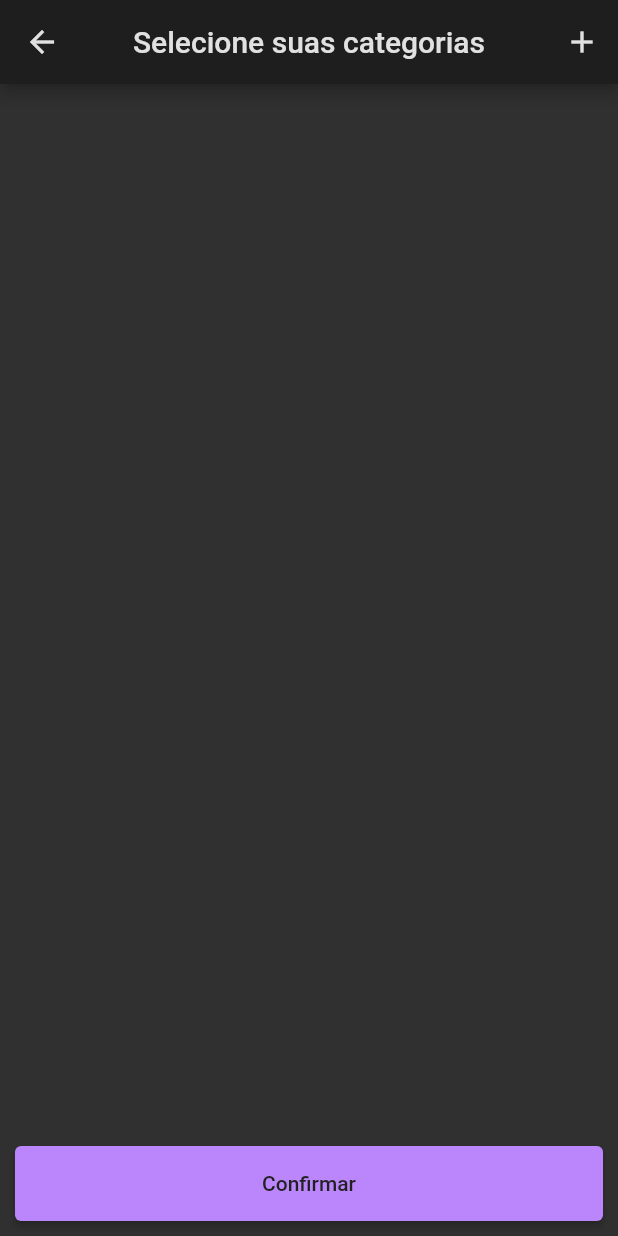
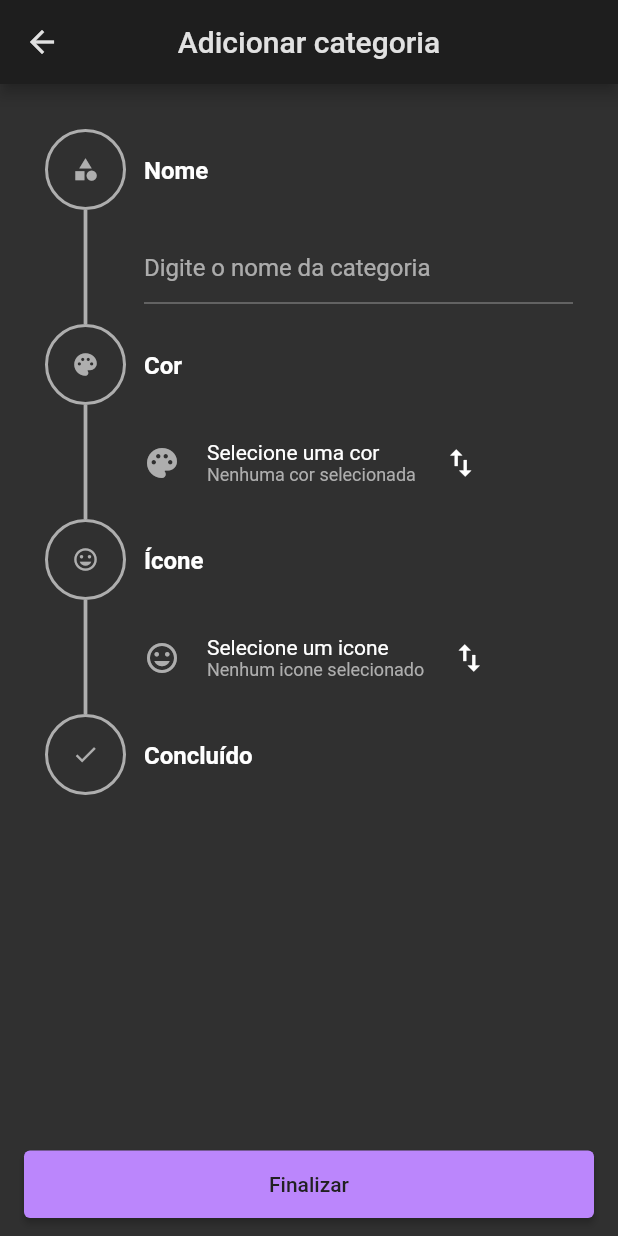
Before and after one commit to wRiqie/financial_control_app, a Flutter app: the SelectCategoriesPage screen opened by its route, after a tap on the "add" icon, on a phone screen of 412 x 824 dp. Run offline on Flutter 3.47's test engine with Material 2 defaults, Android fonts, the light colour scheme and no system bars; drawn by our look-alikes of timelines; our stand-ins replace expandable, flutter_colorpicker, get, get_storage, local_auth, permission_handler and 2 more; missing offline and left inert: encrypt; accounts and stored records are empty.

Commit message:
feat: starting addCategory

```diff
--- a/lib/app/core/values/languages/en_us.dart
+++ b/lib/app/core/values/languages/en_us.dart
@@ -43,7 +43,7 @@ final Map<String, String> enUs = {
   'cancel': 'Cancel',
   'addABill': 'Add a bill',
   'preferences': 'Preferences',
-  'changeBalance': 'Change the balance value for selected month',
+  'changeBalance': 'Set your balance for this month',
   'copyBills': 'Copy bills',
   'copyBillsToTheNextMonth': 'Copy bills to the next month',
   'registerABill': 'Register a Bill',
--- a/lib/app/core/values/languages/pt_br.dart
+++ b/lib/app/core/values/languages/pt_br.dart
@@ -43,7 +43,7 @@ final Map<String, String> ptBr = {
   'cancel': 'Cancelar',
   'addABill': 'Adicionar uma conta',
   'preferences': 'Preferencias',
-  'changeBalance': 'Escolha um saldo para o mês selecionado',
+  'changeBalance': 'Defina seu saldo para este mês',
   'copyBills': 'Copiar contas',
   'copyBillsToTheNextMonth': 'Copiar contas deste mês para o mês seguinte',
   'registerABill': 'Registrar conta',
--- /dev/null
+++ b/lib/app/data/models/add_category_step.dart
@@ -0,0 +1,15 @@
+import 'package:flutter/cupertino.dart';
+
+class AddCategoryStep {
+  final String title;
+  final Widget child;
+  final IconData indicatorIcon;
+  final bool Function() isDone;
+
+  AddCategoryStep({
+    required this.title,
+    required this.child,
+    required this.indicatorIcon,
+    required this.isDone,
+  });
+}
--- /dev/null
+++ b/lib/app/modules/add_category/add_category_binding.dart
@@ -0,0 +1,13 @@
+import 'package:financial_control_app/app/data/provider/database_provider.dart';
+import 'package:financial_control_app/app/data/repository/category_repository.dart';
+import 'package:get/get.dart';
+
+import 'add_category_controller.dart';
+
+class AddCategoryBinding implements Bindings {
+  @override
+  void dependencies() {
+    Get.lazyPut<AddCategoryController>(
+        () => AddCategoryController(CategoryRepository(DatabaseProvider.db)));
+  }
+}
--- /dev/null
+++ b/lib/app/modules/add_category/add_category_controller.dart
@@ -0,0 +1,135 @@
+import 'package:financial_control_app/app/data/models/add_category_step.dart';
+import 'package:financial_control_app/app/modules/add_category/widgets/selector_widget.dart';
+import 'package:flutter/material.dart';
+import 'package:flutter_colorpicker/flutter_colorpicker.dart';
+import 'package:get/get.dart';
+
+import '../../data/repository/category_repository.dart';
+
+class AddCategoryController extends GetxController {
+  final CategoryRepository repository;
+
+  bool nameIsFilled = false;
+
+  final nameController = TextEditingController();
+  Color? selectedColor;
+  IconData? selectedIcon;
+
+  List<AddCategoryStep> steps = [];
+
+  AddCategoryController(this.repository);
+
+  void loadSteps() {
+    steps.addAll([
+      AddCategoryStep(
+        title: 'Nome',
+        indicatorIcon: Icons.category,
+        child: TextField(
+          controller: nameController,
+          decoration:
+              const InputDecoration(hintText: 'Digite o nome da categoria'),
+        ),
+        isDone: () => nameController.text.trim().isNotEmpty,
+      ),
+      AddCategoryStep(
+        title: 'Cor',
+        indicatorIcon: Icons.palette,
+        child: SelectorWidget(
+          prefixWidget: Container(
+            width: 24,
+            height: 24,
+            child: selectedColor == null
+                ? Icon(
+                    Icons.palette,
+                    color: Get.theme.colorScheme.onBackground,
+                  )
+                : null,
+            decoration: BoxDecoration(
+                color: selectedColor, borderRadius: BorderRadius.circular(3)),
+          ),
+          title: 'Selecione uma cor',
+          subtitle: selectedColor != null
+              ? selectedColor.toString()
+              : 'Nenhuma cor selecionada',
+          onTap: () {
+            pickColor();
+          },
+        ),
+        isDone: () => selectedColor != null,
+      ),
+      AddCategoryStep(
+        title: 'Ícone',
+        indicatorIcon: Icons.insert_emoticon,
+        child: SelectorWidget(
+          prefixWidget: Icon(
+            Icons.insert_emoticon,
+            color: Get.theme.colorScheme.onBackground,
+          ),
+          title: 'Selecione um icone',
+          subtitle: selectedIcon != null
+              ? selectedIcon.toString()
+              : 'Nenhum icone selecionado',
+        ),
+        isDone: () => selectedIcon != null,
+      ),
+      AddCategoryStep(
+        title: 'Concluído',
+        indicatorIcon: Icons.done,
+        child: Container(),
+        isDone: () {
+          return false;
+        },
+      ),
+    ]);
+  }
+
+  void pickColor() {
+    Color? selectionColor;
+
+    showDialog(
+      context: Get.context!,
+      builder: (context) {
+        return AlertDialog(
+          title: const Text('Escolha uma cor'),
+          content: SingleChildScrollView(
+            child: ColorPicker(
+              pickerColor: const Color(0xFFFFFFFF),
+              paletteType: PaletteType.hueWheel,
+              onColorChanged: (value) {
+                selectionColor = value;
+              },
+            ),
+          ),
+          actions: [
+            ElevatedButton(
+              child: const Text('Confirmar'),
+              onPressed: () {
+                selectedColor = selectionColor;
+                update();
+
+                Get.back();
+              },
+            ),
+          ],
+        );
+      },
+    );
+  }
+
+  void pickIcon() {}
+
+  @override
+  void onInit() {
+    super.onInit();
+    loadSteps();
+    nameController.addListener(() {
+      update();
+    });
+  }
+
+  @override
+  void dispose() {
+    nameController.dispose();
+    super.dispose();
+  }
+}
--- /dev/null
+++ b/lib/app/modules/add_category/add_category_page.dart
@@ -0,0 +1,117 @@
+import 'package:flutter/material.dart';
+import 'package:get/get.dart';
+import 'package:timelines/timelines.dart';
+
+import 'add_category_controller.dart';
+
+class AddCategoryPage extends GetView<AddCategoryController> {
+  const AddCategoryPage({Key? key}) : super(key: key);
+
+  @override
+  Widget build(BuildContext context) {
+    final colorScheme = Get.theme.colorScheme;
+
+    return GetBuilder<AddCategoryController>(
+      builder: (_) {
+        return Scaffold(
+          appBar: AppBar(title: const Text('Adicionar categoria')),
+          bottomNavigationBar: Padding(
+            padding: const EdgeInsets.symmetric(horizontal: 16, vertical: 12),
+            child: SizedBox(
+              height: 45,
+              child: ElevatedButton(
+                onPressed: () {},
+                child: const Text('Finalizar'),
+              ),
+            ),
+          ),
+          body: SafeArea(
+            child: SingleChildScrollView(
+              child: Padding(
+                padding: const EdgeInsets.all(30),
+                child: FixedTimeline.tileBuilder(
+                  theme: TimelineThemeData(
+                    nodePosition: 0,
+                    color: const Color(0xff989898),
+                    indicatorTheme: const IndicatorThemeData(
+                      position: 0,
+                      size: 20.0,
+                    ),
+                    connectorTheme: const ConnectorThemeData(
+                      thickness: 2.5,
+                    ),
+                  ),
+                  builder: TimelineTileBuilder.connected(
+                    itemCount: controller.steps.length,
+                    connectionDirection: ConnectionDirection.before,
+                    contentsBuilder: (context, index) {
+                      final step = controller.steps[index];
+
+                      return Padding(
+                        padding: const EdgeInsets.only(left: 12),
+                        child: Column(
+                          crossAxisAlignment: CrossAxisAlignment.start,
+                          children: [
+                            Padding(
+                              padding: const EdgeInsets.symmetric(vertical: 18),
+                              child: Text(
+                                step.title,
+                                style: const TextStyle(
+                                  fontWeight: FontWeight.bold,
+                                  fontSize: 16,
+                                ),
+                              ),
+                            ),
+                            Expanded(
+                              child: Column(
+                                mainAxisAlignment: MainAxisAlignment.center,
+                                children: [
+                                  step.child,
+                                ],
+                              ),
+                            ),
+                          ],
+                        ),
+                      );
+                    },
+                    connectorBuilder: (context, index, type) {
+                      return SolidLineConnector(
+                        color: controller.steps[index].isDone()
+                            ? colorScheme.secondary
+                            : colorScheme.onBackground,
+                      );
+                    },
+                    indicatorBuilder: (_, index) {
+                      final step = controller.steps[index];
+
+                      return DotIndicator(
+                        size: 54,
+                        color: step.isDone()
+                            ? colorScheme.secondary
+                            : Colors.transparent,
+                        border: Border.all(
+                          width: 2,
+                          color: step.isDone()
+                              ? colorScheme.secondary
+                              : colorScheme.onBackground,
+                        ),
+                        child: Icon(
+                          step.indicatorIcon,
+                          color: step.isDone()
+                              ? colorScheme.onSecondary
+                              : colorScheme.onBackground,
+                          size: 18.0,
+                        ),
+                      );
+                    },
+                    itemExtent: 130,
+                  ),
+                ),
+              ),
+            ),
+          ),
+        );
+      },
+    );
+  }
+}
--- /dev/null
+++ b/lib/app/modules/add_category/widgets/selector_widget.dart
@@ -0,0 +1,55 @@
+import 'package:flutter/material.dart';
+import 'package:get/get.dart';
+
+class SelectorWidget extends StatelessWidget {
+  final Widget prefixWidget;
+  final String title;
+  final String subtitle;
+  final VoidCallback? onTap;
+
+  const SelectorWidget({
+    Key? key,
+    required this.prefixWidget,
+    required this.title,
+    required this.subtitle,
+    this.onTap,
+  }) : super(key: key);
+
+  @override
+  Widget build(BuildContext context) {
+    return GestureDetector(
+      onTap: onTap,
+      child: Row(
+        mainAxisSize: MainAxisSize.min,
+        children: [
+          prefixWidget,
+          const SizedBox(
+            width: 18,
+          ),
+          Column(
+            mainAxisSize: MainAxisSize.min,
+            crossAxisAlignment: CrossAxisAlignment.start,
+            children: [
+              Text(
+                title,
+              ),
+              Text(
+                subtitle,
+                style: TextStyle(
+                  fontSize: 12,
+                  color: Get.theme.colorScheme.onBackground,
+                ),
+              ),
+            ],
+          ),
+          const SizedBox(
+            width: 18,
+          ),
+          const Icon(
+            Icons.swap_vert,
+          ),
+        ],
+      ),
+    );
+  }
+}
--- a/lib/app/modules/select_categories/select_categories_page.dart
+++ b/lib/app/modules/select_categories/select_categories_page.dart
@@ -1,3 +1,5 @@
+import 'package:financial_control_app/app/routes/pages.dart';
+
 import '../../data/models/category.dart';
 import 'select_categories_controller.dart';
 import 'package:flutter/material.dart';
@@ -11,7 +13,14 @@ class SelectCategoriesPage extends GetView<SelectCategoriesController> {
     return Scaffold(
       appBar: AppBar(
         title: const Text('Selecione suas categorias'),
-        actions: [IconButton(onPressed: () {}, icon: const Icon(Icons.add))],
+        actions: [
+          IconButton(
+            onPressed: () {
+              Get.toNamed(Routes.addCategory);
+            },
+            icon: const Icon(Icons.add),
+          ),
+        ],
       ),
       bottomNavigationBar: Padding(
         padding: const EdgeInsets.all(10),
@@ -45,7 +54,7 @@ class SelectCategoriesPage extends GetView<SelectCategoriesController> {
     return CheckboxListTile(
       title: Text(category.translateName?.tr ?? category.name),
       secondary: Icon(
-        IconData(category.iconCodePoint),
+        category.icon,
         color: Color(category.color),
       ),
       value: category.selected,
--- a/lib/app/routes/pages.dart
+++ b/lib/app/routes/pages.dart
@@ -1,3 +1,6 @@
+import 'package:financial_control_app/app/modules/add_category/add_category_binding.dart';
+import 'package:financial_control_app/app/modules/add_category/add_category_page.dart';
+
 import '../modules/auth/auth_binding.dart';
 import '../modules/auth/auth_page.dart';
 import '../modules/change_balance/change_balace_binding.dart';
@@ -68,5 +71,10 @@ abstract class AppPages {
       page: () => const AuthPage(),
       binding: AuthBinding()
     ),
+    GetPage(
+      name: Routes.addCategory,
+      page: () => const AddCategoryPage(),
+      binding: AddCategoryBinding()
+    ),
   ];
 }
--- a/lib/app/routes/routes.dart
+++ b/lib/app/routes/routes.dart
@@ -10,4 +10,5 @@ abstract class Routes{
   static const preferences = '/preferences';
   static const changeBalance = '/change-balance';
   static const selectCategories = '/select-categories';
+  static const addCategory = '/add-category';
 }
--- a/pubspec.yaml
+++ b/pubspec.yaml
@@ -48,6 +48,9 @@ dependencies:
   encrypt: ^5.0.1
   lottie: ^1.3.0
   local_auth: ^2.1.0
+  timelines: ^0.1.0
+  flutter_colorpicker: ^1.0.3
+  flutter_iconpicker: ^3.2.2
 
 dev_dependencies:
   flutter_test:
```
Also changed, not shown: 1 other file.
